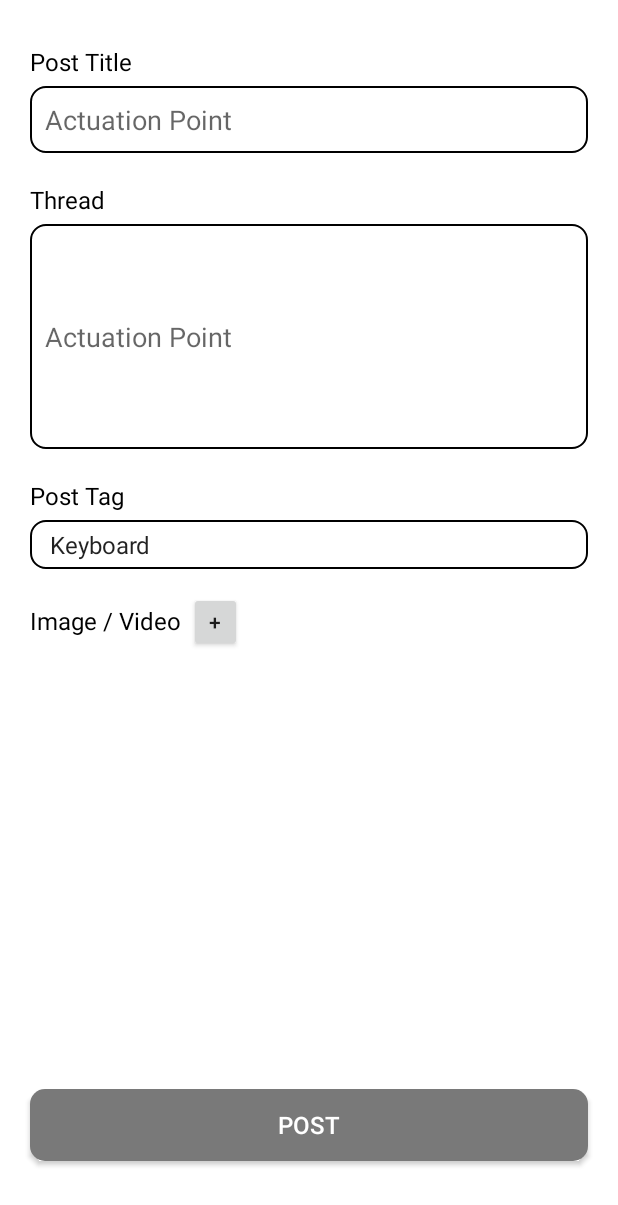
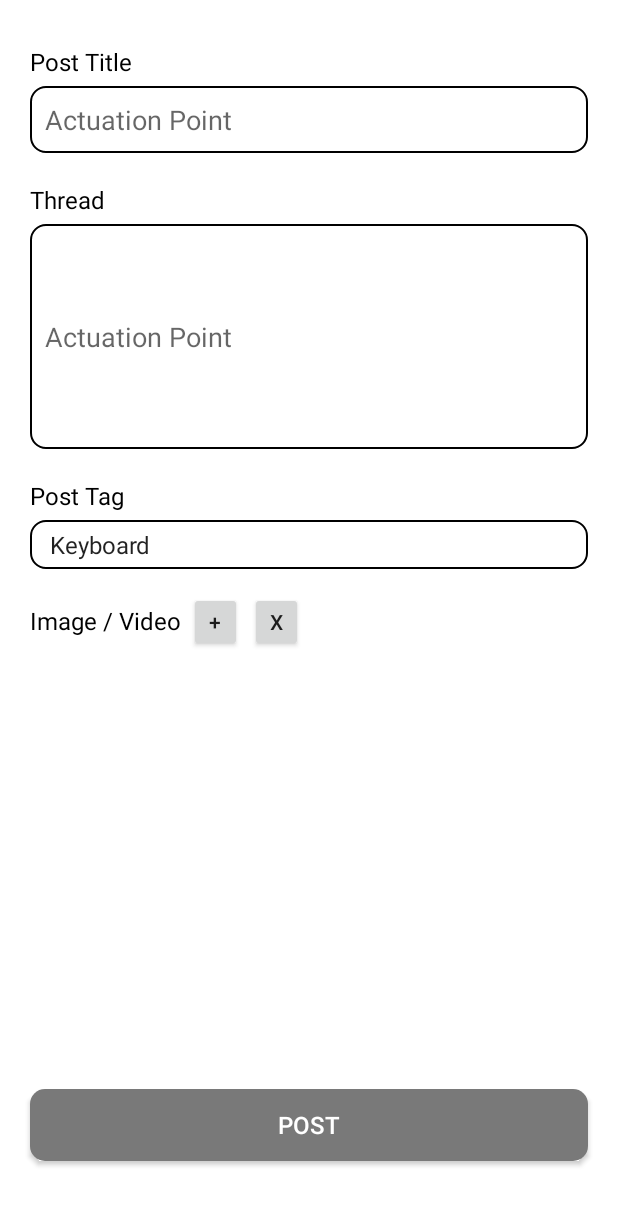
Before and after one commit to JonathanRainee/BeeKeeb, an Android app: the layout fragment_add.xml on its own in the app's theme, with its tools: preview values and no code run, on a phone screen of 412 x 824 dp. Shown: the top 1205 px of the screen. Run offline under Robolectric (Android 15) with nearby library versions, the phone set to English and light mode, and no system bars.

```diff
--- a/BeeKeeb/app/build.gradle
+++ b/BeeKeeb/app/build.gradle
@@ -44,6 +44,7 @@ dependencies {
     implementation platform('com.google.firebase:firebase-bom:31.1.0')
     implementation 'com.google.firebase:firebase-analytics-ktx'
     implementation 'com.google.firebase:firebase-firestore-ktx'
+    implementation 'com.google.firebase:firebase-storage-ktx'
     implementation 'com.google.firebase:firebase-auth:19.2.0'
     implementation 'androidx.legacy:legacy-support-v4:1.0.0'
     testImplementation 'junit:junit:4.13.2'
--- /dev/null
+++ b/BeeKeeb/app/src/main/java/com/example/beekeeb/model/Post.kt
@@ -0,0 +1,5 @@
+package com.example.beekeeb.model
+
+import java.io.Serializable
+
+class Post(val title: String, val thread: String, val tag: String, val path: String): Serializable {}
--- a/BeeKeeb/app/src/main/res/layout/fragment_add.xml
+++ b/BeeKeeb/app/src/main/res/layout/fragment_add.xml
@@ -114,6 +114,14 @@
             android:text="+"
             app:layout_constraintLeft_toLeftOf="parent"
             android:layout_marginLeft="5dp"/>
+
+        <androidx.appcompat.widget.AppCompatButton
+            android:id="@+id/removeImgBtn"
+            android:layout_width="35dp"
+            android:layout_height="40dp"
+            android:text='x'
+            app:layout_constraintLeft_toLeftOf="parent"
+            android:layout_marginLeft="5dp"/>
     </LinearLayout>
 
     <ImageView
```
Also changed, not shown: BeeKeeb/app/src/main/java/edu/bluejack22_1/BeeKeeb/frag/AddFragment.kt (+36 -8 lines), BeeKeeb/app/src/main/java/edu/bluejack22_1/BeeKeeb/util/Util.kt (added, +41 -0 lines).
